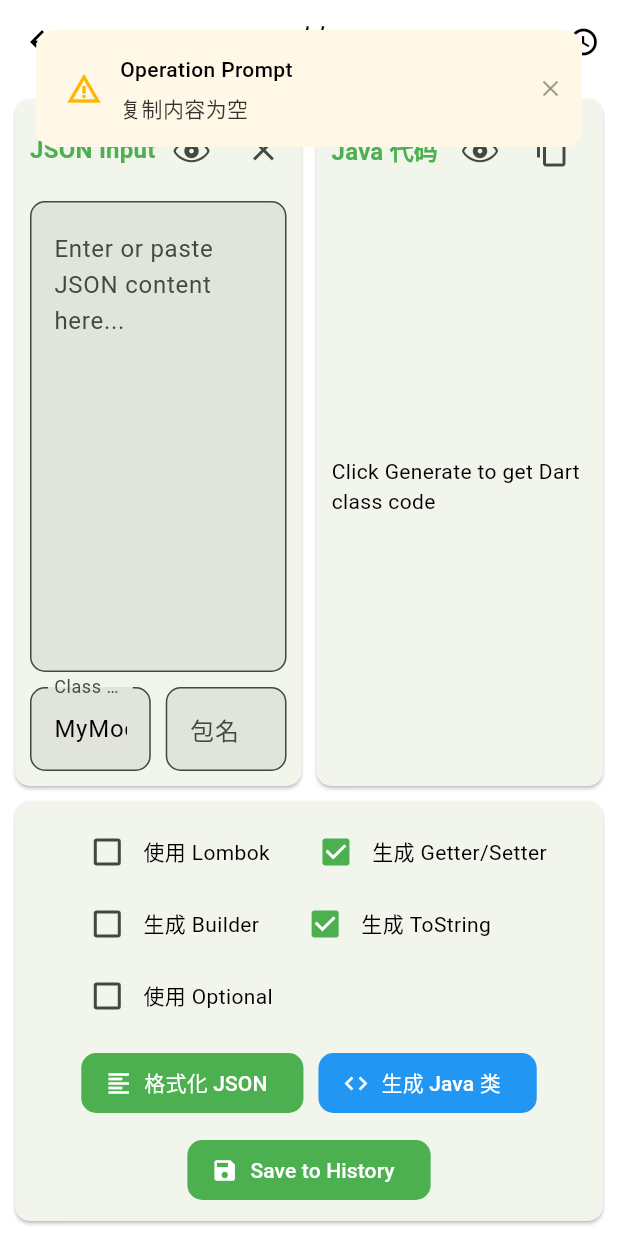
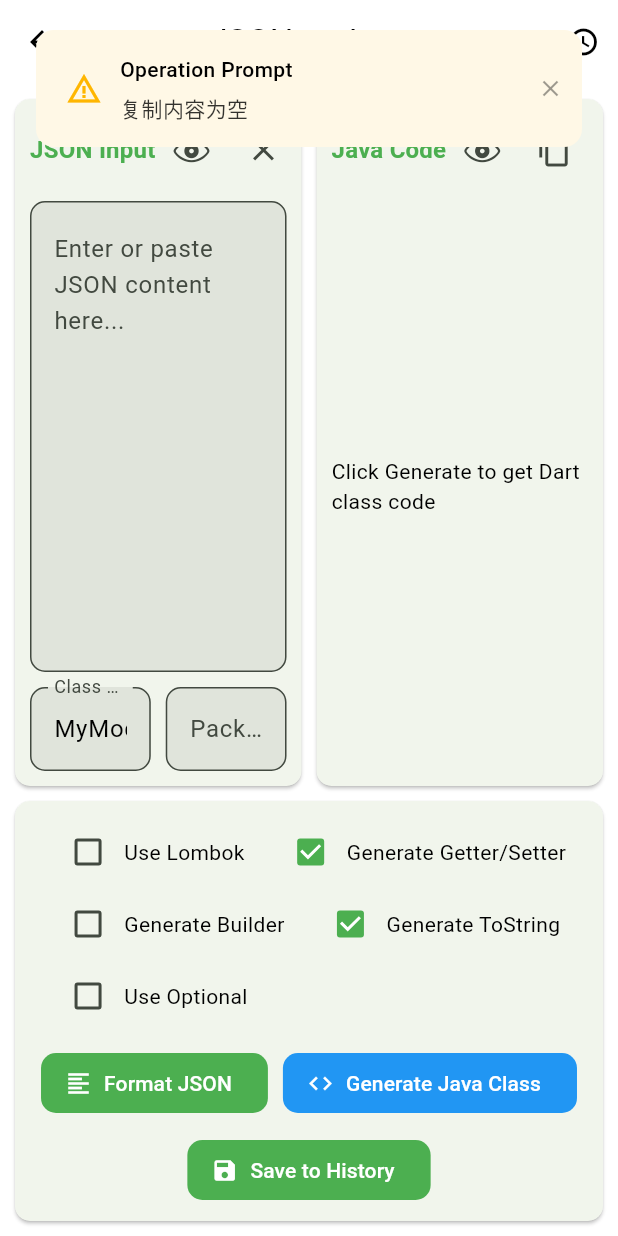
Before and after one commit to Matkurban/json_to_dart, a Flutter app: the JsonToJavaView screen opened directly, after a tap on the "content copy" icon, on a phone screen of 412 x 824 dp. Run offline on Flutter 3.47's test engine with Material 3 defaults, Android fonts, the light colour scheme and no system bars; drawn by our look-alikes of toastification; our stand-ins replace animate_do, flex_color_scheme, flutter_highlight, font_awesome_flutter, get, package_info_plus and 1 more; missing offline and left inert: flutter_json_view, markdown_widget, syntax_highlight; accounts and stored records are empty; generated files the repository leaves out were written again.

Commit message:
优化国际化

```diff
--- a/lib/l10n/app_en.arb
+++ b/lib/l10n/app_en.arb
@@ -64,5 +64,8 @@
   "clearClassName": "Clear Class Name",
   "noHistoryYet": "No History Yet",
   "forceTypeCasting": "Force Type Casting",
-  "generateCopyWith": "Generate copyWith"
+  "generateCopyWith": "Generate copyWith",
+  "flutterMobileMirrorConfig": "Flutter Mobile Mirror Config",
+  "androidStudioDartTemplate": "AndroidStudio Dart File Template",
+  "jsonToJava": "JSON to Java"
 }
--- a/lib/screens/json/view/json_to_java_view.dart
+++ b/lib/screens/json/view/json_to_java_view.dart
@@ -8,6 +8,7 @@ import 'package:json_to_dart/config/theme/app_style.dart';
 import 'package:json_to_dart/screens/json/widgets/title_text.dart';
 import 'package:json_to_dart/widgets/dialog/preview_dialog.dart';
 import '../logic/json_to_java_logic.dart';
+import 'package:flutter_gen/gen_l10n/app_localizations.dart';
 
 class JsonToJavaView extends GetView<JsonToJavaLogic> {
   const JsonToJavaView({super.key});
@@ -16,7 +17,7 @@ class JsonToJavaView extends GetView<JsonToJavaLogic> {
   Widget build(BuildContext context) {
     return Scaffold(
       appBar: AppBar(
-        title: const Text('JSON 转 Java'),
+        title: Text(AppLocalizations.of(context)!.jsonToJava),
         centerTitle: true,
         actions: [
           Builder(
@@ -28,7 +29,7 @@ class JsonToJavaView extends GetView<JsonToJavaLogic> {
                     Scaffold.of(context).openEndDrawer();
                   }
                 },
-                tooltip: 'History',
+                tooltip: AppLocalizations.of(context)!.history,
               );
             },
           ),
@@ -39,12 +40,7 @@ class JsonToJavaView extends GetView<JsonToJavaLogic> {
         child: Column(
           spacing: 10,
           children: [
-            Expanded(
-              child: Row(
-                spacing: 10,
-                children: [_buildInputPanel(context), _buildOutputPanel(context)],
-              ),
-            ),
+            Expanded(child: Row(spacing: 10, children: [_buildInputPanel(context), _buildOutputPanel(context)])),
             _buildControlPanel(context),
           ],
         ),
@@ -65,17 +61,17 @@ class JsonToJavaView extends GetView<JsonToJavaLogic> {
             children: [
               Row(
                 children: [
-                  TitleText(text: l10n.jsonInput),
+                  TitleText(text: AppLocalizations.of(context)!.jsonInput),
                   Spacer(),
                   IconButton(
                     onPressed: () => previewJson(context, controller.jsonController.text),
                     icon: Icon(CupertinoIcons.eye),
-                    tooltip: l10n.previewJsonView,
+                    tooltip: AppLocalizations.of(context)!.previewJsonView,
                   ),
                   IconButton(
                     onPressed: controller.jsonController.clear,
                     icon: Icon(Icons.clear),
-                    tooltip: l10n.clearInput,
+                    tooltip: AppLocalizations.of(context)!.clearInput,
                   ),
                 ],
               ),
@@ -86,7 +82,7 @@ class JsonToJavaView extends GetView<JsonToJavaLogic> {
                   expands: true,
                   maxLines: null,
                   textAlignVertical: TextAlignVertical.top,
-                  decoration: InputDecoration(hintText: l10n.jsonInputPlaceholder),
+                  decoration: InputDecoration(hintText: AppLocalizations.of(context)!.jsonInputPlaceholder),
                 ),
               ),
               Row(
@@ -95,13 +91,13 @@ class JsonToJavaView extends GetView<JsonToJavaLogic> {
                   Expanded(
                     child: TextField(
                       controller: controller.classNameController,
-                      decoration: InputDecoration(labelText: l10n.mainClassNameLabel),
+                      decoration: InputDecoration(labelText: AppLocalizations.of(context)!.mainClassNameLabel),
                     ),
                   ),
                   Expanded(
                     child: TextField(
                       controller: controller.packageNameController,
-                      decoration: const InputDecoration(labelText: '包名'),
+                      decoration: InputDecoration(labelText: AppLocalizations.of(context)!.packageName),
                     ),
                   ),
                 ],
@@ -125,27 +121,22 @@ class JsonToJavaView extends GetView<JsonToJavaLogic> {
             children: [
               Row(
                 children: [
-                  const TitleText(text: 'Java 代码'),
+                  TitleText(text: AppLocalizations.of(context)!.javaCode),
                   const Spacer(),
                   IconButton(
                     onPressed: () => previewCode(context, controller.javaCode.value),
                     icon: Icon(CupertinoIcons.eye),
-                    tooltip: l10n.previewCode,
+                    tooltip: AppLocalizations.of(context)!.previewCode,
                   ),
                   IconButton(
                     icon: const Icon(Icons.copy),
                     onPressed: () => copyToClipboard(controller.javaCode.value),
-                    tooltip: l10n.copyCode,
+                    tooltip: AppLocalizations.of(context)!.copyCode,
                   ),
                 ],
               ),
               Expanded(
-                child: Obx(
-                  () => ModelViewPane(
-                    code: controller.javaCode.value,
-                    highlighter: controller.highlighter,
-                  ),
-                ),
+                child: Obx(() => ModelViewPane(code: controller.javaCode.value, highlighter: controller.highlighter)),
               ),
             ],
           ),
@@ -169,35 +160,35 @@ class JsonToJavaView extends GetView<JsonToJavaLogic> {
               children: [
                 Obx(
                   () => LabelCheckBox(
-                    label: '使用 Lombok',
+                    label: AppLocalizations.of(context)!.useLombok,
                     value: controller.useLombok.value,
                     onChanged: (value) => controller.useLombok.value = value!,
                   ),
                 ),
                 Obx(
                   () => LabelCheckBox(
-                    label: '生成 Getter/Setter',
+                    label: AppLocalizations.of(context)!.generateGetterSetter,
                     value: controller.generateGetterSetter.value,
                     onChanged: (value) => controller.generateGetterSetter.value = value!,
                   ),
                 ),
                 Obx(
                   () => LabelCheckBox(
-                    label: '生成 Builder',
+                    label: AppLocalizations.of(context)!.generateBuilder,
                     value: controller.generateBuilder.value,
                     onChanged: (value) => controller.generateBuilder.value = value!,
                   ),
                 ),
                 Obx(
                   () => LabelCheckBox(
-                    label: '生成 ToString',
+                    label: AppLocalizations.of(context)!.generateToString,
                     value: controller.generateToString.value,
                     onChanged: (value) => controller.generateToString.value = value!,
                   ),
                 ),
                 Obx(
                   () => LabelCheckBox(
-                    label: '使用 Optional',
+                    label: AppLocalizations.of(context)!.useOptional,
                     value: controller.useOptional.value,
                     onChanged: (value) => controller.useOptional.value = value!,
                   ),
@@ -212,19 +203,19 @@ class JsonToJavaView extends GetView<JsonToJavaLogic> {
               children: [
                 FilledButton.icon(
                   icon: const Icon(Icons.format_align_left),
-                  label: const Text('格式化 JSON'),
+                  label: Text(AppLocalizations.of(context)!.formatJson),
                   onPressed: controller.formatJson,
                   style: FilledButton.styleFrom(backgroundColor: colorScheme.primary),
                 ),
                 FilledButton.icon(
                   icon: const Icon(Icons.code),
-                  label: const Text('生成 Java 类'),
+                  label: Text(AppLocalizations.of(context)!.generateJavaClass),
                   onPressed: controller.generateJavaClass,
                   style: FilledButton.styleFrom(backgroundColor: colorScheme.secondary),
                 ),
                 FilledButton.icon(
                   icon: const Icon(Icons.save),
-                  label: Text(l10n.addToHistory),
+                  label: Text(AppLocalizations.of(context)!.addToHistory),
                   onPressed: controller.addToHistory,
                   style: FilledButton.styleFrom(backgroundColor: colorScheme.primary),
                 ),
@@ -247,18 +238,21 @@ class JsonToJavaView extends GetView<JsonToJavaLogic> {
       return Column(
         children: [
           ListTile(
-            title: Text('${l10n.history} (${controller.history.length})'),
+            title: Text('${AppLocalizations.of(context)!.history} (${controller.history.length})'),
             trailing: IconButton(
               icon: Icon(Icons.delete_forever_outlined, color: colorScheme.error),
               onPressed: controller.clearHistory,
-              tooltip: l10n.clearHistory,
+              tooltip: AppLocalizations.of(context)!.clearHistory,
             ),
           ),
           Expanded(
             child:
                 controller.history.isEmpty
                     ? Center(
-                      child: Text(l10n.noHistory, style: Theme.of(context).textTheme.bodyLarge),
+                      child: Text(
+                        AppLocalizations.of(context)!.noHistory,
+                        style: Theme.of(context).textTheme.bodyLarge,
+                      ),
                     )
                     : ListView.builder(
                       itemCount: controller.history.length,
@@ -277,23 +271,23 @@ class JsonToJavaView extends GetView<JsonToJavaLogic> {
                                 IconButton(
                                   onPressed: () => PreviewDialog.showPreviewDialog(context, item),
                                   icon: Icon(CupertinoIcons.eye, color: colorScheme.primary),
-                                  tooltip: l10n.preview,
+                                  tooltip: AppLocalizations.of(context)!.preview,
                                 ),
                                 IconButton(
                                   onPressed: () => copyToClipboard(item.json),
                                   icon: Icon(Icons.copy_all),
-                                  tooltip: l10n.copyJson,
+                                  tooltip: AppLocalizations.of(context)!.copyJson,
                                 ),
                                 IconButton(
                                   onPressed: () => copyToClipboard(item.code),
                                   icon: Icon(Icons.code),
-                                  tooltip: l10n.copyCode,
+                                  tooltip: AppLocalizations.of(context)!.copyCode,
                                 ),
 
                                 IconButton(
                                   onPressed: () => controller.deleteOne(item),
                                   icon: Icon(Icons.remove, color: colorScheme.error),
-                                  tooltip: l10n.delete,
+                                  tooltip: AppLocalizations.of(context)!.delete,
                                 ),
                               ],
                             ),
--- a/lib/screens/setting/view/flutter_mobile_view.dart
+++ b/lib/screens/setting/view/flutter_mobile_view.dart
@@ -9,6 +9,7 @@ import 'package:json_to_dart/config/theme/app_style.dart';
 import 'package:markdown_widget/markdown_widget.dart';
 import 'package:flutter_highlight/themes/a11y-light.dart';
 import 'package:url_launcher/url_launcher.dart';
+import 'package:flutter_gen/gen_l10n/app_localizations.dart';
 
 class FlutterMobileView extends GetView<FlutterMobileLogic> {
   const FlutterMobileView({super.key});
@@ -16,7 +17,7 @@ class FlutterMobileView extends GetView<FlutterMobileLogic> {
   @override
   Widget build(BuildContext context) {
     return Scaffold(
-      appBar: AppBar(title: Text('Flutter 移动端镜像配置')),
+      appBar: AppBar(title: Text(AppLocalizations.of(context)!.flutterMobileMirrorConfig)),
       body: Padding(
         padding: AppStyle.defaultPadding,
         child: controller.obx(
--- a/lib/screens/setting/view/studio_template_view.dart
+++ b/lib/screens/setting/view/studio_template_view.dart
@@ -9,6 +9,7 @@ import 'package:json_to_dart/config/theme/app_style.dart';
 import 'package:markdown_widget/markdown_widget.dart';
 import 'package:flutter_highlight/themes/a11y-light.dart';
 import 'package:url_launcher/url_launcher.dart';
+import 'package:flutter_gen/gen_l10n/app_localizations.dart';
 
 class StudioTemplateView extends GetView<StudioTemplateLogic> {
   const StudioTemplateView({super.key});
@@ -16,7 +17,7 @@ class StudioTemplateView extends GetView<StudioTemplateLogic> {
   @override
   Widget build(BuildContext context) {
     return Scaffold(
-      appBar: AppBar(title: Text('AndroidStudio 创建Dart文件模板')),
+      appBar: AppBar(title: Text(AppLocalizations.of(context)!.androidStudioDartTemplate)),
       body: Padding(
         padding: AppStyle.defaultPadding,
         child: controller.obx(
```
Also changed, not shown: lib/l10n/app_zh.arb (+5 -2 lines), lib/screens/setting/view/setting_view.dart (+5 -10 lines).
